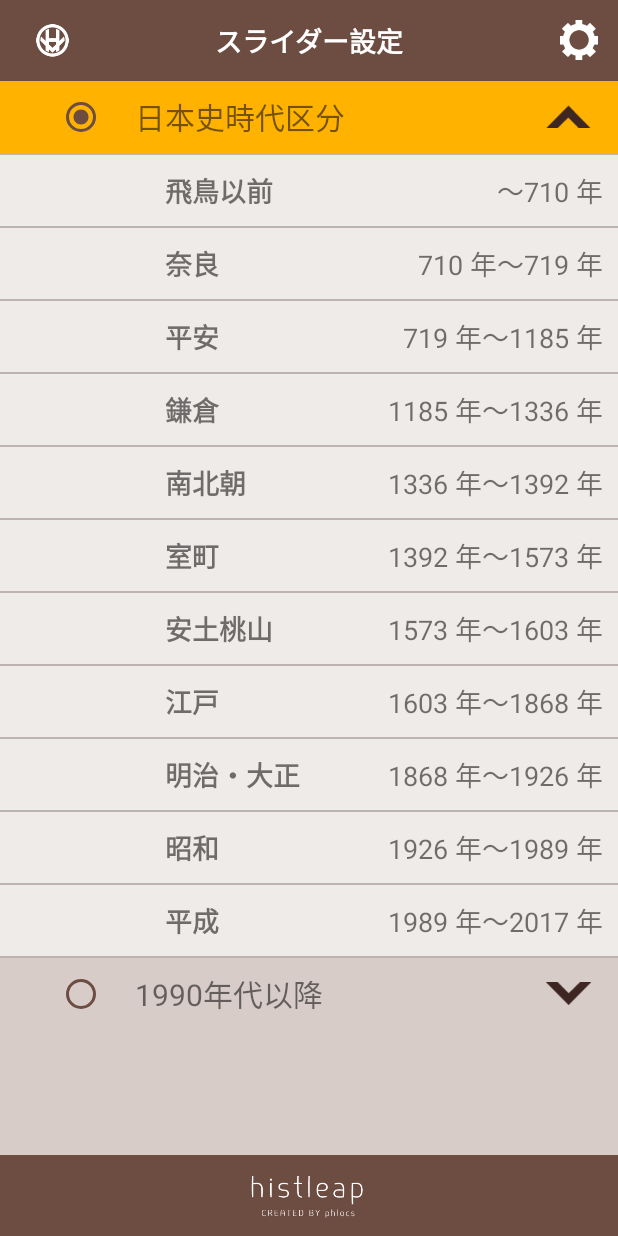
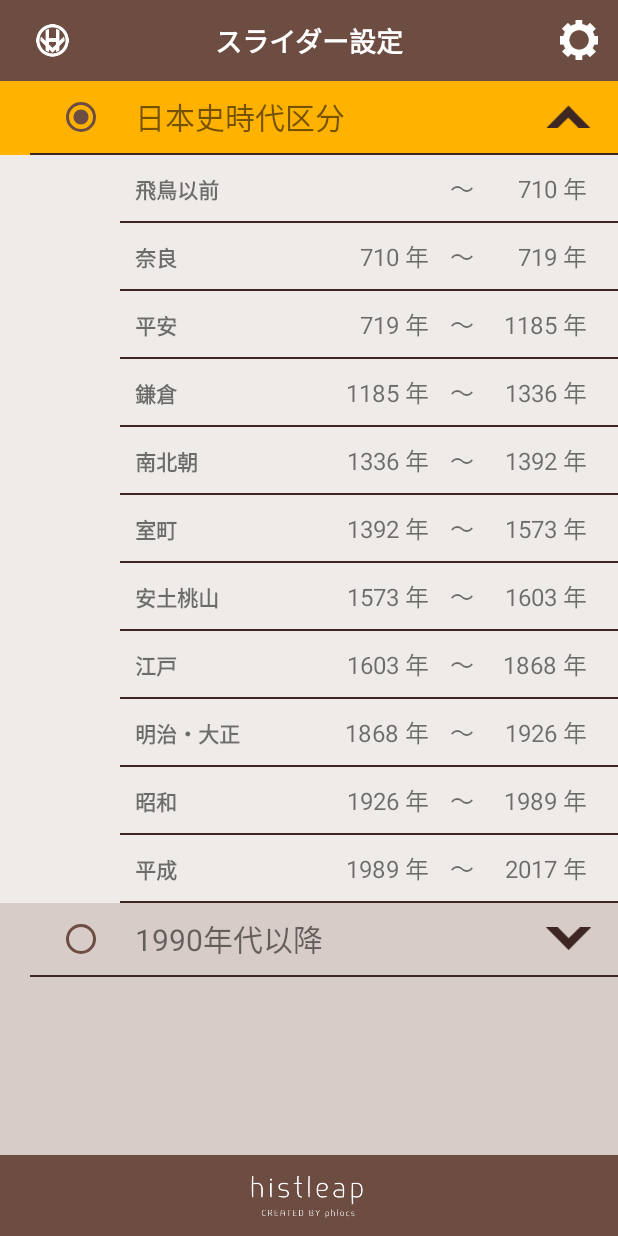
Before and after one commit to phlocs201/histleap, an Android app: the DivisionSettingActivity screen opened directly, with no data from a screen before it, after a tap on an icon or button, on a phone screen of 412 x 824 dp. Run offline under Robolectric (Android 15) with nearby library versions, the phone set to English and light mode, and no system bars.

Commit message:
[スライダー設定]リストitemにbottom borderを付ける

```diff
--- a/android/app/src/main/res/layout/activity_division_setting.xml
+++ b/android/app/src/main/res/layout/activity_division_setting.xml
@@ -58,6 +58,7 @@
         android:background="#D7CCCB"
         android:groupIndicator="@null"
         android:layout_marginBottom="54dp"
+        android:divider="@null"
         >
 
     </ExpandableListView>
--- a/android/app/src/main/res/layout/list_item_division_child.xml
+++ b/android/app/src/main/res/layout/list_item_division_child.xml
@@ -1,25 +1,39 @@
 <?xml version="1.0" encoding="utf-8"?>
 <LinearLayout xmlns:android="http://schemas.android.com/apk/res/android"
+    android:layout_width="match_parent"
+    android:layout_height="wrap_content"
+    android:orientation="vertical"
+    android:background="#EFEBE9"
+    >
+    <LinearLayout
         android:layout_width="match_parent"
         android:layout_height="match_parent"
         android:orientation="horizontal"
         android:background="#EFEBE9"
+        android:layout_marginLeft="90dp"
+        android:layout_marginStart="90dp"
+        android:paddingRight="20dp"
+        android:paddingTop="10dp"
+        android:paddingBottom="10dp"
         >
+        <!--
         <RelativeLayout
             android:layout_width="match_parent"
             android:layout_height="match_parent"
-        android:layout_marginLeft="100dp"
+            android:layout_marginLeft="90dp"
             android:padding="10dp"
             android:background="#EFEBE9"
             >
+            -->
             <TextView
                 android:id="@+id/tv_divisionName"
-            android:layout_width="150dp"
+                android:layout_width="0dp"
                 android:layout_height="wrap_content"
-            android:textSize="18sp"
+                android:layout_weight="0.4"
+                android:textSize="14sp"
                 android:textStyle="bold"
-            android:layout_alignParentLeft="true"
                 />
+        <!--
             <RelativeLayout
                 android:layout_width="200dp"
                 android:layout_height="wrap_content"
@@ -27,32 +41,46 @@
                 android:layout_alignParentEnd="true"
                 android:gravity="right"
                 >
+                -->
                 <TextView
                     android:id="@+id/tv_divisionStart"
-                android:layout_width="wrap_content"
+                    android:layout_width="0dp"
                     android:layout_height="wrap_content"
-                android:textSize="18sp"
-                android:layout_toLeftOf="@+id/wave"
+                    android:layout_weight="0.25"
+                    android:textAlignment="textEnd"
+                    android:textSize="16sp"
+
                     />
                 <TextView
                     android:id="@+id/wave"
-                android:layout_width="wrap_content"
+                    android:layout_width="0dp"
                     android:layout_height="wrap_content"
+                    android:layout_weight="0.1"
+                    android:textAlignment="textEnd"
+                    android:textSize="16sp"
                     android:text="〜"
-                android:textSize="18sp"
-                android:layout_centerHorizontal="true"
                     />
 
                 <TextView
                     android:id="@+id/tv_divisionEnd"
-                android:layout_width="wrap_content"
+                    android:layout_width="0dp"
                     android:layout_height="wrap_content"
-                android:layout_toRightOf="@+id/wave"
-                android:textSize="18sp"
+                    android:layout_weight="0.25"
+                    android:textAlignment="textEnd"
+                    android:textSize="16sp"
                     />
 
+        <!--
             </RelativeLayout>
 
         </RelativeLayout>
-
+        -->
     </LinearLayout>
+    <!-- 境界線 -->
+    <View
+        android:layout_marginLeft="80dp"
+        android:layout_width="match_parent"
+        android:layout_height="1dp"
+        android:background="#3E2723"
+        />
+</LinearLayout>
--- a/android/app/src/main/res/layout/list_item_division_parent.xml
+++ b/android/app/src/main/res/layout/list_item_division_parent.xml
@@ -1,7 +1,12 @@
 <?xml version="1.0" encoding="utf-8"?>
+<LinearLayout xmlns:android="http://schemas.android.com/apk/res/android"
+    android:layout_width="match_parent"
+    android:layout_height="?android:attr/listPreferredItemHeight"
+    android:orientation="vertical"
+    >
     <RelativeLayout xmlns:android="http://schemas.android.com/apk/res/android"
         android:layout_width="match_parent"
-    android:layout_height="?android:attr/listPreferredItemHeight"
+        android:layout_height="wrap_content"
         android:padding="8dp"
         android:focusable="true"
         >
@@ -44,5 +49,13 @@
             android:layout_marginEnd="10dp"
             android:src="@null"
             />
+    </RelativeLayout>
 
-</RelativeLayout>
+    <!-- 境界線 -->
+    <View
+        android:layout_marginLeft="20dp"
+        android:layout_width="match_parent"
+        android:layout_height="1dp"
+        android:background="#3E2723"
+        />
+</LinearLayout>
```
Lines whose indentation alone changed are shown as unchanged.
